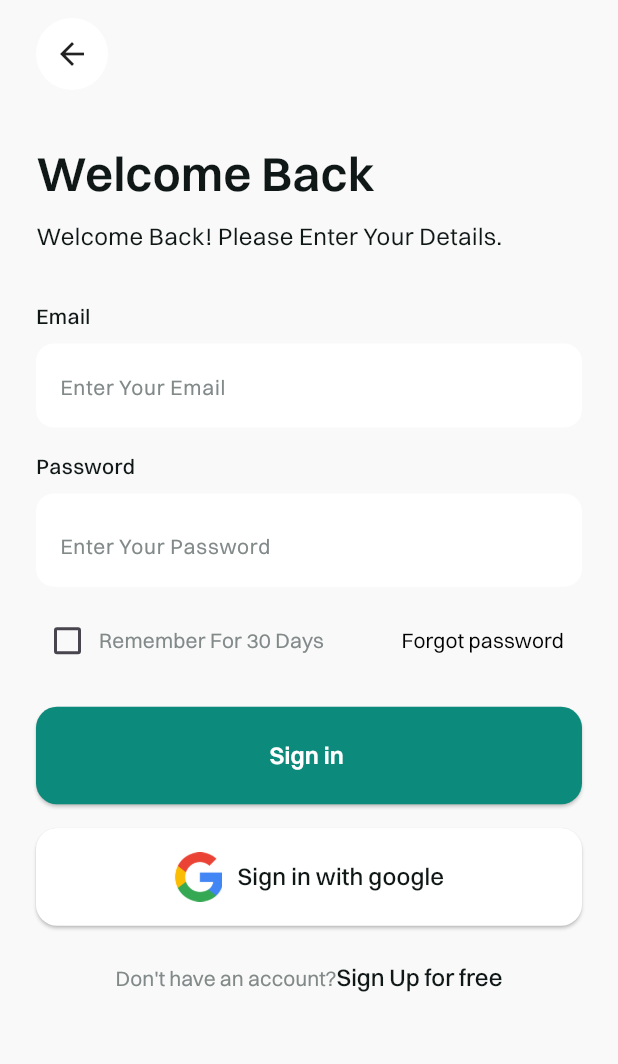
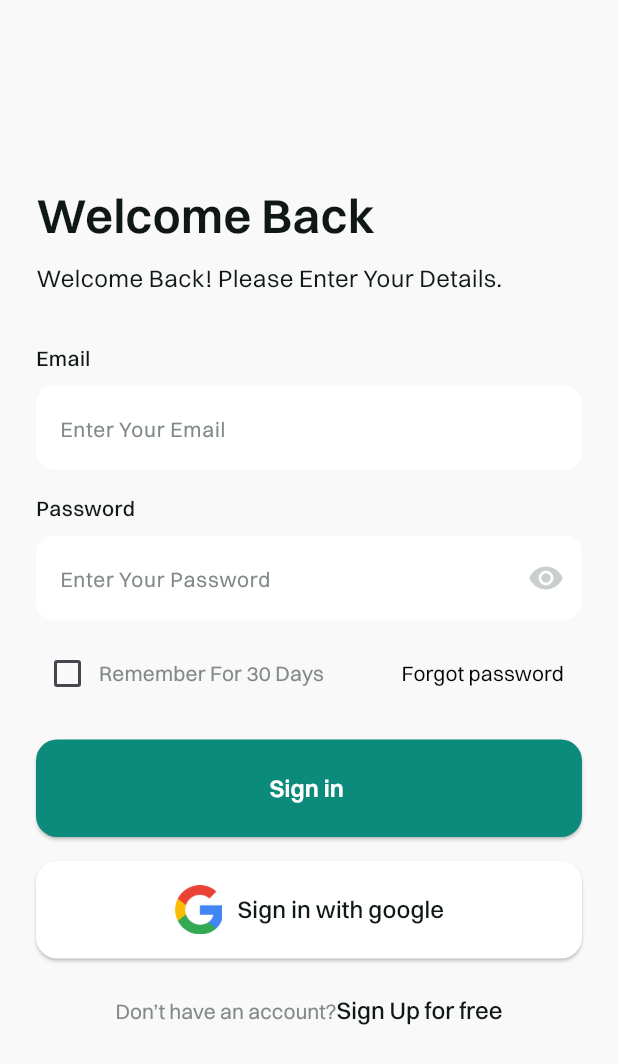
Before and after one commit to Esl4mx/Crafty_app, a Flutter app: the LoginView screen opened by its route, on a phone screen of 412 x 824 dp. Shown: the top 1064 px of the screen. Run offline on Flutter 3.47's test engine with Material 3 defaults, Android fonts, the light colour scheme and no system bars; our stand-ins replace dots_indicator, shared_preferences; accounts and stored records are empty.

Commit message:
Refactor and add new widgets for authentication views
- Corrected the typo in `suffix` to `suffixIcon` in `CustomTextFormField`.
- Commented out the `CustomAppBar` in `LoginView` for now.
- Added new widgets `AuthRichText` and `GoogleAuthButton` for better code organization.
- Updated `LoginViewBody` and `SignupViewBody` to use the new widgets and improved layout.
- Added form fields to `SignupViewFormSection`.

```diff
--- a/lib/core/wigets/custom_text_form_field.dart
+++ b/lib/core/wigets/custom_text_form_field.dart
@@ -30,7 +30,7 @@ class CustomTextFormField extends StatelessWidget {
           keyboardType: keyboardType,
           obscureText: isObscureText ?? false,
           decoration: InputDecoration(
-              suffix: sufixx,
+              suffixIcon: sufixx,
               enabledBorder: buildBorder(),
               focusedBorder: buildBorder(),
               hintStyle: AppStyles.styleRegular14(),
--- a/lib/features/auth/presntation/views/login_view.dart
+++ b/lib/features/auth/presntation/views/login_view.dart
@@ -11,15 +11,15 @@ class LoginView extends StatelessWidget {
   @override
   Widget build(BuildContext context) {
     return Scaffold(
-      appBar: CustomAppBar(
-        leadingOnTap: () {
-          Navigator.pop(context);
-        },
-        leading: const Icon(
-          Icons.arrow_back,
-          size: 24,
-        ),
-      ),
+      // appBar: CustomAppBar(
+      //   leadingOnTap: () {
+      //     Navigator.pop(context);
+      //   },
+      //   leading: const Icon(
+      //     Icons.arrow_back,
+      //     size: 24,
+      //   ),
+      // ),
       body: const LoginViewBody(),
     );
   }
--- /dev/null
+++ b/lib/features/auth/presntation/views/widgets/auth_rich_text.dart
@@ -0,0 +1,28 @@
+import 'package:crafty_app/core/utlis/app_styles.dart';
+import 'package:crafty_app/features/auth/presntation/views/signup_view.dart';
+import 'package:flutter/material.dart';
+
+class AuthRichText extends StatelessWidget {
+  const AuthRichText({
+    super.key,
+    required this.firstText,
+    required this.secondText,
+    this.onTap,
+  });
+  final String firstText, secondText;
+  final VoidCallback? onTap;
+
+  @override
+  Widget build(BuildContext context) {
+    return GestureDetector(
+      onTap: onTap,
+      child: Center(
+        child: RichText(
+            text: TextSpan(children: [
+          TextSpan(text: firstText, style: AppStyles.styleRegular14()),
+          TextSpan(text: secondText, style: AppStyles.styleMedium16()),
+        ])),
+      ),
+    );
+  }
+}
--- /dev/null
+++ b/lib/features/auth/presntation/views/widgets/google_auth_button.dart
@@ -0,0 +1,34 @@
+import 'package:crafty_app/core/utlis/app_images.dart';
+import 'package:crafty_app/core/utlis/app_styles.dart';
+import 'package:crafty_app/core/wigets/custom_button.dart';
+import 'package:flutter/material.dart';
+
+class GoogleAuthButton extends StatelessWidget {
+  const GoogleAuthButton({
+    super.key,
+    required this.onPressed,
+    required this.title,
+  });
+  final VoidCallback onPressed;
+  final String title;
+  @override
+  Widget build(BuildContext context) {
+    return CustomButton(
+        buttonColor: const Color(0xffFFFFFF),
+        onPressed: onPressed,
+        child: Row(
+          mainAxisAlignment: MainAxisAlignment.center,
+          children: [
+            AspectRatio(
+                aspectRatio: 0.5, child: Image.asset(Assets.imagesGoogleLogo)),
+            const SizedBox(
+              width: 10,
+            ),
+            Text(
+              title,
+              style: AppStyles.styleMedium16(),
+            ),
+          ],
+        ));
+  }
+}
--- a/lib/features/auth/presntation/views/widgets/login_view_body.dart
+++ b/lib/features/auth/presntation/views/widgets/login_view_body.dart
@@ -4,7 +4,9 @@ import 'package:crafty_app/core/utlis/app_styles.dart';
 import 'package:crafty_app/core/wigets/custom_button.dart';
 import 'package:crafty_app/core/wigets/custom_text_form_field.dart';
 import 'package:crafty_app/features/auth/presntation/views/signup_view.dart';
+import 'package:crafty_app/features/auth/presntation/views/widgets/auth_rich_text.dart';
 import 'package:crafty_app/features/auth/presntation/views/widgets/check_box_section.dart';
+import 'package:crafty_app/features/auth/presntation/views/widgets/google_auth_button.dart';
 import 'package:crafty_app/features/auth/presntation/views/widgets/login_view_form_section.dart';
 import 'package:crafty_app/features/auth/presntation/views/widgets/auth_header.dart';
 import 'package:flutter/material.dart';
@@ -39,6 +41,9 @@ class _LoginViewBodyState extends State<LoginViewBody> {
         child: Column(
           crossAxisAlignment: CrossAxisAlignment.start,
           children: [
+            const SizedBox(
+              height: 88,
+            ),
             const AuthViewHeader(
               title: "Welcome Back",
               subtitle: "Welcome Back! Please Enter Your Details.",
@@ -64,42 +69,19 @@ class _LoginViewBodyState extends State<LoginViewBody> {
             const SizedBox(
               height: 16,
             ),
-            CustomButton(
-                buttonColor: const Color(0xffFFFFFF),
-                onPressed: () {},
-                child: Row(
-                  mainAxisAlignment: MainAxisAlignment.center,
-                  children: [
-                    AspectRatio(
-                        aspectRatio: 0.5,
-                        child: Image.asset(Assets.imagesGoogleLogo)),
-                    const SizedBox(
-                      width: 10,
-                    ),
-                    Text(
-                      "Sign in with google",
-                      style: AppStyles.styleMedium16(),
-                    ),
-                  ],
-                )),
+            GoogleAuthButton(
+              title: "Sign in with google",
+              onPressed: () {},
+            ),
             const SizedBox(
               height: 24,
             ),
-            GestureDetector(
+            AuthRichText(
               onTap: () {
-                Navigator.of(context).pushNamed(SignupView.routeName);
+                Navigator.pushNamed(context, SignupView.routeName);
               },
-              child: Center(
-                child: RichText(
-                    text: TextSpan(children: [
-                  TextSpan(
-                      text: "Don't have an account?",
-                      style: AppStyles.styleRegular14()),
-                  TextSpan(
-                      text: "Sign Up for free",
-                      style: AppStyles.styleMedium16()),
-                ])),
-              ),
+              firstText: "Don’t have an account?",
+              secondText: "Sign Up for free",
             )
           ],
         ),
```
Also changed, not shown: lib/features/auth/presntation/views/widgets/signup_view_body.dart (+40 -3 lines), lib/features/auth/presntation/views/widgets/signup_view_form_section.dart (+18 -1 lines).
